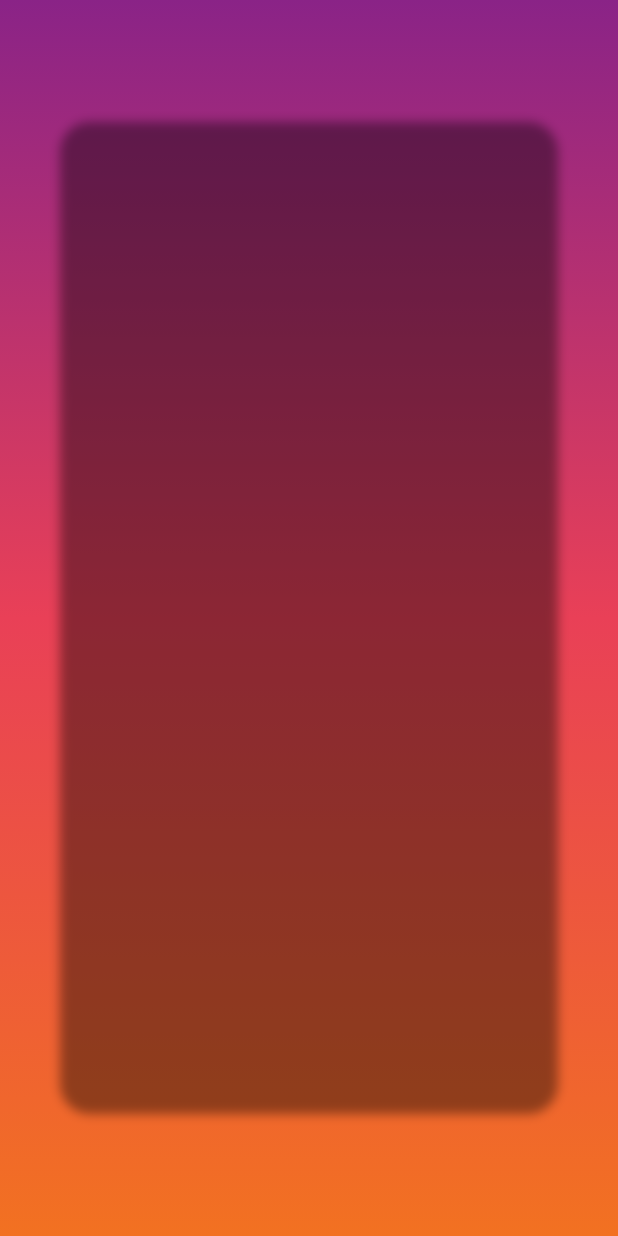
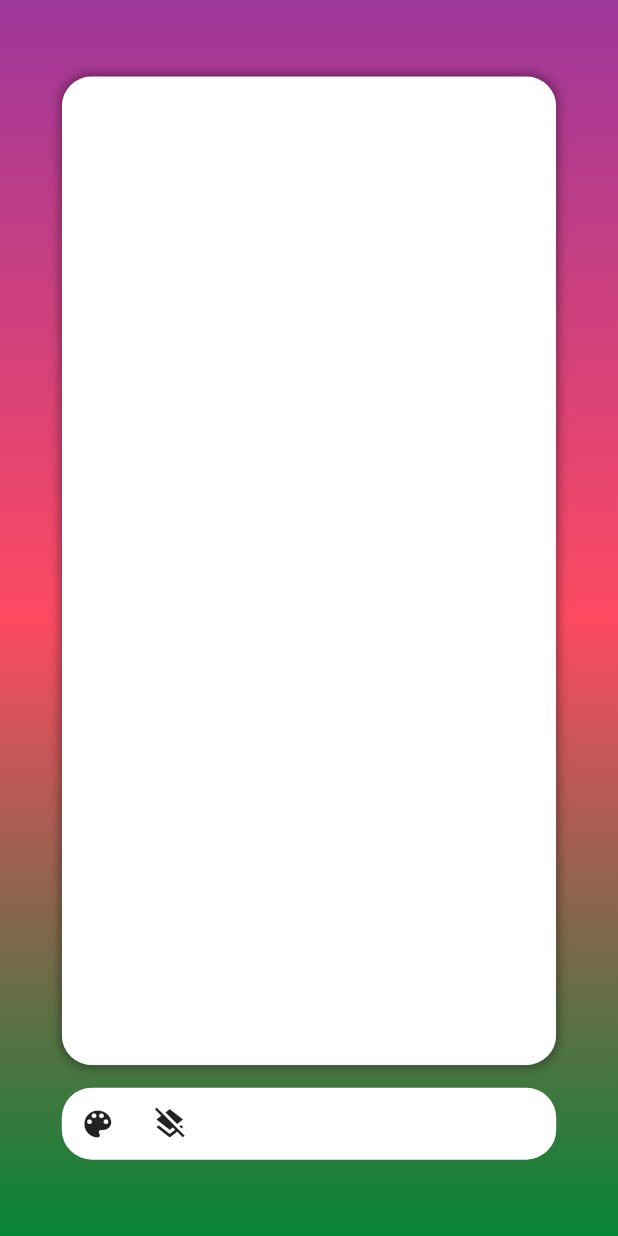
Before and after one commit to bilawalmehmood/Flutter-Paint-App-Using-Custom-Paint, a Flutter app: the screen it shows after launch, on a phone screen of 412 x 824 dp. Run offline on Flutter 3.47's test engine with Material 2 defaults, Android fonts, the phone set to English and light mode, and no system bars; our stand-ins replace get.

Commit message:
custom paint added

```diff
--- a/lib/screens/home/components/custom_gradient.dart
+++ b/lib/screens/home/components/custom_gradient.dart
@@ -13,9 +13,9 @@ class GradientBackground extends StatelessWidget {
           begin: Alignment.topCenter,
           end: Alignment.bottomCenter,
           colors: [
-            Color.fromRGBO(138, 35, 135, 1.0),
-            Color.fromRGBO(233, 64, 87, 1.0),
-            Color.fromRGBO(242, 113, 33, 1.0),
+            Color.fromRGBO(158, 55, 155, 1.0),
+            Color.fromRGBO(253, 74, 97, 1.0),
+            Color.fromRGBO(262, 133, 53, 1.0),
           ],
         ),
       ),
--- /dev/null
+++ b/lib/screens/home/controller/home_controller.dart
@@ -0,0 +1,7 @@
+import 'package:flutter/widgets.dart';
+import 'package:get/state_manager.dart';
+
+class HomeController extends GetxController {
+  final Rx<List<Offset?>> points = Rx<List<Offset?>>([]);
+  // List<Offset?> get points => _points.value;
+}
--- a/lib/screens/home/home_screen.dart
+++ b/lib/screens/home/home_screen.dart
@@ -1,15 +1,23 @@
 import 'package:flutter/material.dart';
-import 'package:flutter/src/widgets/container.dart';
-import 'package:flutter/src/widgets/framework.dart';
 import 'package:flutter_painting_app/screens/home/components/custom_gradient.dart';
+import 'package:flutter_painting_app/screens/home/components/my_custom_painter.dart';
+import 'package:flutter_painting_app/screens/home/controller/home_controller.dart';
 import 'package:get/get.dart';
 
-class HomeScreen extends StatelessWidget {
+class HomeScreen extends StatefulWidget {
   const HomeScreen({super.key});
 
   @override
+  State<HomeScreen> createState() => _HomeScreenState();
+}
+
+class _HomeScreenState extends State<HomeScreen> {
+  List<Offset?> points = [];
+  @override
   Widget build(BuildContext context) {
-    return Scaffold(
+    Get.put(HomeController());
+    return SafeArea(
+      child: Scaffold(
         body: Stack(
           children: [
             const GradientBackground(),
@@ -21,7 +29,8 @@ class HomeScreen extends StatelessWidget {
                     width: Get.width * .8,
                     height: Get.height * .8,
                     decoration: BoxDecoration(
-                      borderRadius: const BorderRadius.all(Radius.circular(20)),
+                        borderRadius:
+                            const BorderRadius.all(Radius.circular(20)),
                         boxShadow: [
                           BoxShadow(
                             color: Colors.black.withOpacity(0.4),
@@ -29,12 +38,54 @@ class HomeScreen extends StatelessWidget {
                             spreadRadius: 1.0,
                           ),
                         ]),
+                    child: GestureDetector(
+                      onPanDown: (details) {
+                        setState(() {
+                          points.add(details.localPosition);
+                        });
+                      },
+                      onPanUpdate: (details) {
+                        setState(() {
+                          points.add(details.localPosition);
+                        });
+                      },
+                      onPanEnd: (details) {
+                        setState(() {
+                          points.add(null);
+                        });
+                      },
+                      child: ClipRRect(
+                        borderRadius: BorderRadius.circular(20),
+                        child: CustomPaint(
+                          painter: MyCustomPainter(points: points),
+                        ),
+                      ),
+                    ),
+                  ),
+                  const SizedBox(height: 15),
+                  Container(
+                    width: Get.width * .8,
+                    decoration: BoxDecoration(
+                      color: Colors.white,
+                      borderRadius: BorderRadius.circular(20),
+                    ),
+                    child: Row(
+                      children: [
+                        IconButton(
+                            onPressed: () {},
+                            icon: const Icon(Icons.color_lens)),
+                        IconButton(
+                            onPressed: () {},
+                            icon: const Icon(Icons.layers_clear))
+                      ],
+                    ),
                   ),
                 ],
               ),
             )
           ],
         ),
+      ),
     );
   }
 }
```
Also changed, not shown: lib/screens/home/components/my_custom_painter.dart (added, +37 -0 lines). Lines whose indentation alone changed are shown as unchanged.
